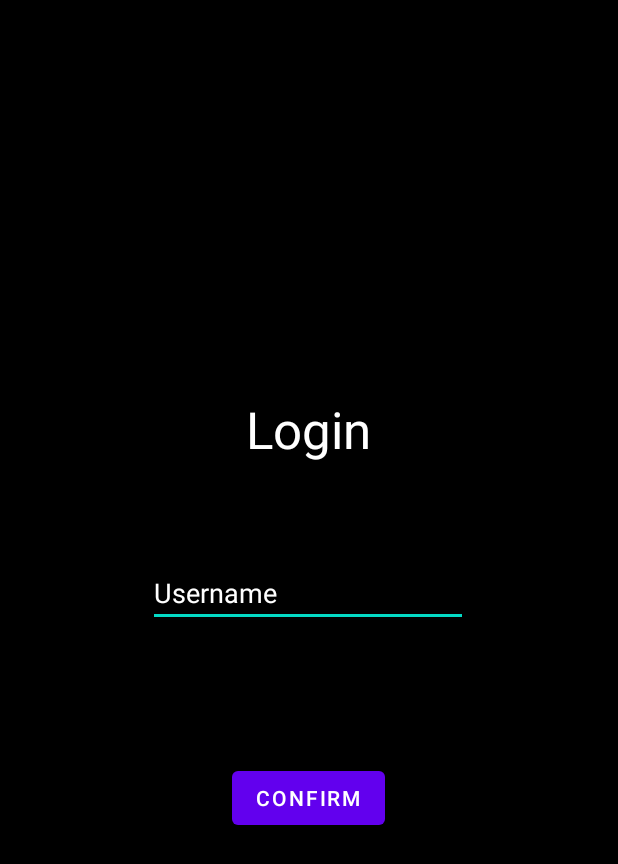
After one commit to CMPUT301W23T20/QR-GO, an Android app: the layout fragment_greeting_screen.xml on its own in the app's theme, with its tools: preview values and no code run, on a phone screen of 412 x 824 dp. The commit adds this screen. Shown: the top 864 px of the screen. Run offline under Robolectric (Android 15) with nearby library versions, the phone set to English and light mode, and no system bars.

Commit message:
Update EVERYTHING

```diff
--- /dev/null
+++ b/app/src/main/res/layout/fragment_greeting_screen.xml
@@ -0,0 +1,61 @@
+<?xml version="1.0" encoding="utf-8"?>
+<androidx.constraintlayout.widget.ConstraintLayout xmlns:android="http://schemas.android.com/apk/res/android"
+    xmlns:app="http://schemas.android.com/apk/res-auto"
+    xmlns:tools="http://schemas.android.com/tools"
+    android:layout_width="match_parent"
+    android:layout_height="match_parent"
+    android:background="#000000"
+    tools:context=".MainActivity">
+
+    <TextView
+        android:id="@+id/textviewLogin"
+        android:layout_width="wrap_content"
+        android:layout_height="wrap_content"
+        android:text="Login"
+        android:textColor="#FFFFFF"
+        android:textSize="34sp"
+        app:layout_constraintBottom_toBottomOf="parent"
+        app:layout_constraintEnd_toEndOf="parent"
+        app:layout_constraintHorizontal_bias="0.498"
+        app:layout_constraintStart_toStartOf="parent"
+        app:layout_constraintTop_toTopOf="parent"
+        app:layout_constraintVertical_bias="0.338" />
+
+    <EditText
+        android:id="@+id/addUsernameText"
+        android:layout_width="wrap_content"
+        android:layout_height="wrap_content"
+        android:layout_marginTop="64dp"
+        android:ems="10"
+        android:hint="Username"
+        android:inputType="textPersonName"
+        android:textColor="#FFFFFF"
+        android:textColorHint="#FFFFFF"
+        app:layout_constraintEnd_toEndOf="parent"
+        app:layout_constraintHorizontal_bias="0.497"
+        app:layout_constraintStart_toStartOf="parent"
+        app:layout_constraintTop_toBottomOf="@+id/textviewLogin" />
+
+    <Button
+        android:id="@+id/confirmButton"
+        android:layout_width="wrap_content"
+        android:layout_height="wrap_content"
+        android:text="Confirm"
+        app:layout_constraintBottom_toBottomOf="parent"
+        app:layout_constraintEnd_toEndOf="parent"
+        app:layout_constraintHorizontal_bias="0.498"
+        app:layout_constraintStart_toStartOf="parent"
+        app:layout_constraintTop_toBottomOf="@+id/addUsernameText"
+        app:layout_constraintVertical_bias="0.252" />
+
+    <FrameLayout
+        android:id="@+id/frameLayout"
+        android:layout_width="match_parent"
+        android:layout_height="wrap_content"
+        android:layout_weight="1"
+        app:layout_constraintBottom_toBottomOf="parent"
+        app:layout_constraintTop_toBottomOf="@+id/textviewLogin"
+        app:layout_constraintVertical_bias="0.579"
+        tools:layout_editor_absoluteX="0dp" />
+
+</androidx.constraintlayout.widget.ConstraintLayout>
```
Also changed, not shown: app/src/main/java/com/example/qr_go/Actor/PlayerController.java (+4 -4 lines), app/src/main/java/com/example/qr_go/Fragments/GreetingScreenFragment.java (added, +76 -0 lines), app/src/main/java/com/example/qr_go/Fragments/PlayerProfileFragment.java (+36 -25 lines), app/src/main/java/com/example/qr_go/Fragments/ProfileQRListFragment.java (+54 -19 lines), app/src/main/java/com/example/qr_go/Fragments/QRFragment.java (added, +85 -0 lines), app/src/main/java/com/example/qr_go/MainActivity.java (+25 -0 lines), app/src/main/res/layout/fragment_player_qr_list.xml (+20 -5 lines), app/src/main/res/layout/fragment_qr_view.xml (added, +17 -0 lines).
